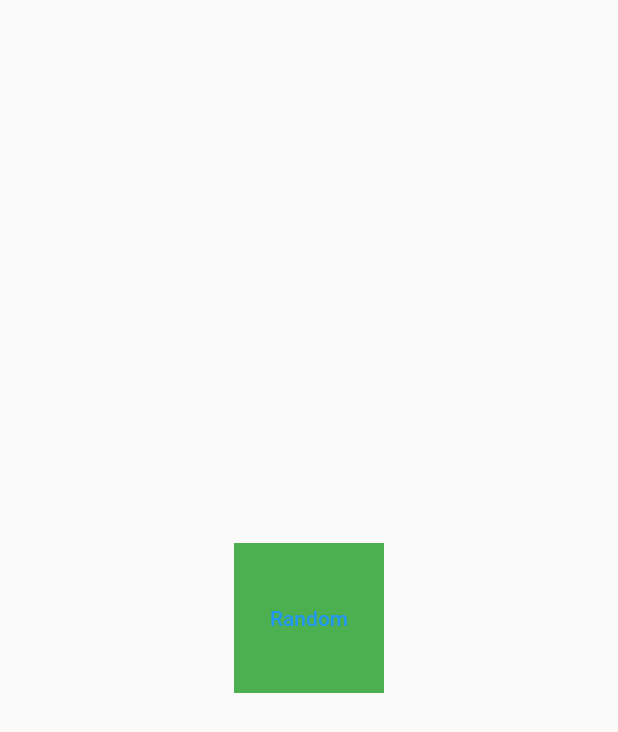
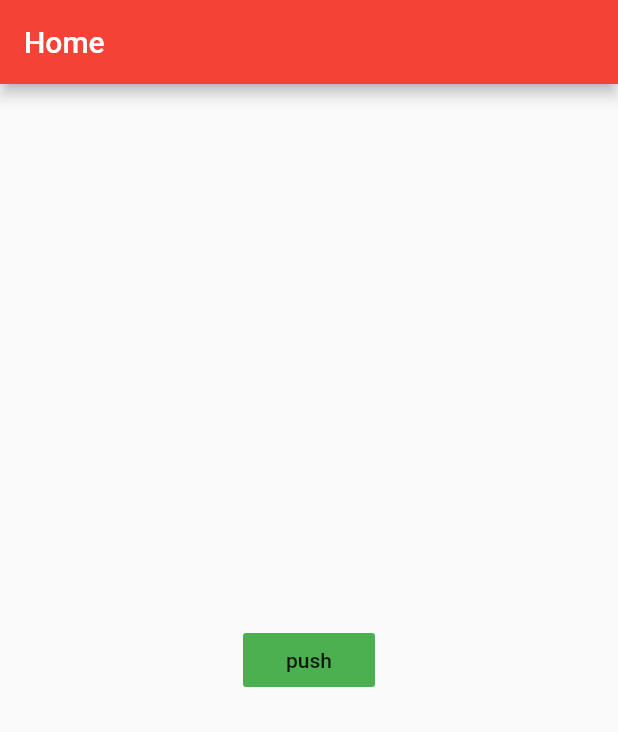
Before and after one commit to 0xSSDD/quizapp, a Flutter app: the screen it shows after launch, on a phone screen of 412 x 824 dp. Shown: the top 732 px of the screen. Run offline on Flutter 3.47's test engine with Material 2 defaults, Android fonts, the phone set to English and light mode, and no system bars.

Commit message:
uses animation, screen navigation using Navigator

```diff
--- a/lib/main.dart
+++ b/lib/main.dart
@@ -12,7 +12,60 @@ class MyApp extends StatelessWidget {
   @override
   Widget build(BuildContext context) {
     return MaterialApp(
+
+
+      routes: {
+        '/home': (context) => HomeScreen(),
+        '/slideshow': (context) => SlideshowScreen()
+      },
+
+      home: HomeScreen(),
+    );
+  }
+}
+
+class HomeScreen extends StatelessWidget {
+  @override
+  Widget build(BuildContext context) {
+    return Scaffold(
+      appBar: AppBar(title: Text('Home'), backgroundColor: Colors.red,),
+      body: Center(
+        child: Row(
+          mainAxisAlignment: MainAxisAlignment.center,
+          children: <Widget>[
+            FlatButton(child: Text('push'), color: Colors.green, onPressed: () {
+
+              // Navigator.push(
+              //   context,
+              //   MaterialPageRoute(builder: (context) => SlideshowScreen(name: 'Jeff'))
+              // );
+
+
+              //  Navigator.pushNamed(
+              //     context,
+              //     '/slideshow'
+              //   );
+
+              Navigator.pushNamed(
+                  context,
+                  '/slideshow'
+              );
+
+            },),
+
+          ],
+        ),
+      ),
+    );
+  }
+}
+
+class SlideshowScreen extends StatelessWidget {
+  @override
+  Widget build(BuildContext context) {
+    return MaterialApp(
       home: Scaffold(
+        appBar: AppBar(title: Text('Animation'), backgroundColor: Colors.red,),
           body: Center(
             child: CoolBox(),
           )
@@ -45,7 +98,7 @@ class _CoolBoxState extends State<CoolBox> {
         color: color,
         width: width,
         height: height,
-        child: TextButton(
+        child: FlatButton(
           child: Text('Random'),
           onPressed: () {
 
```
